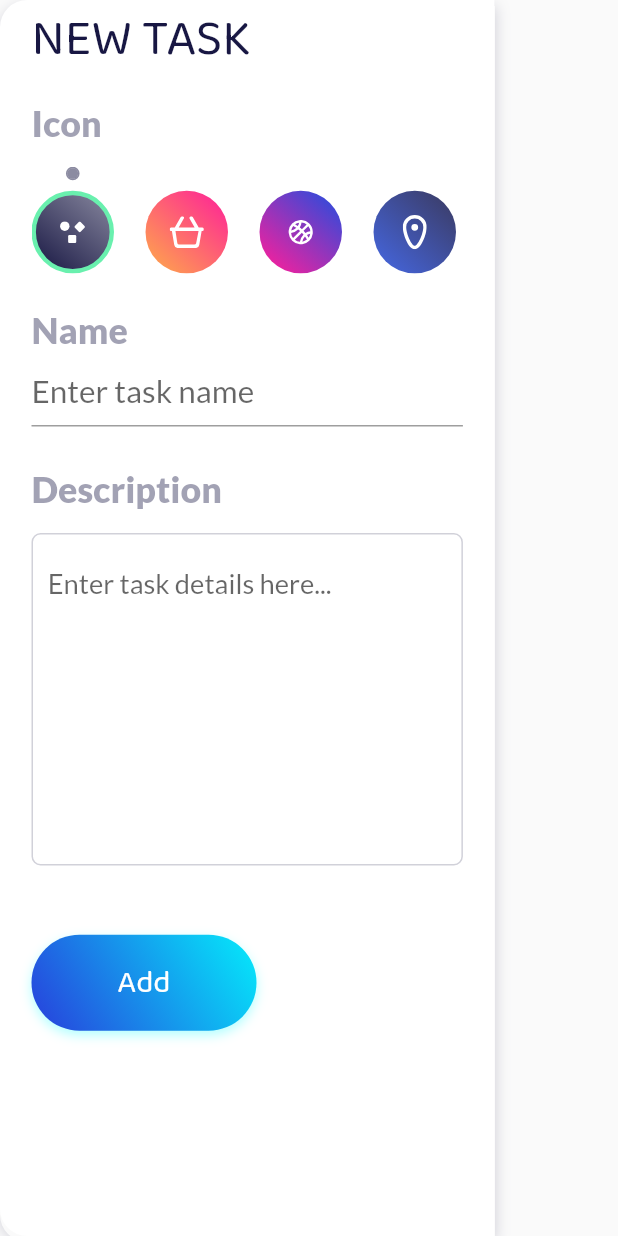
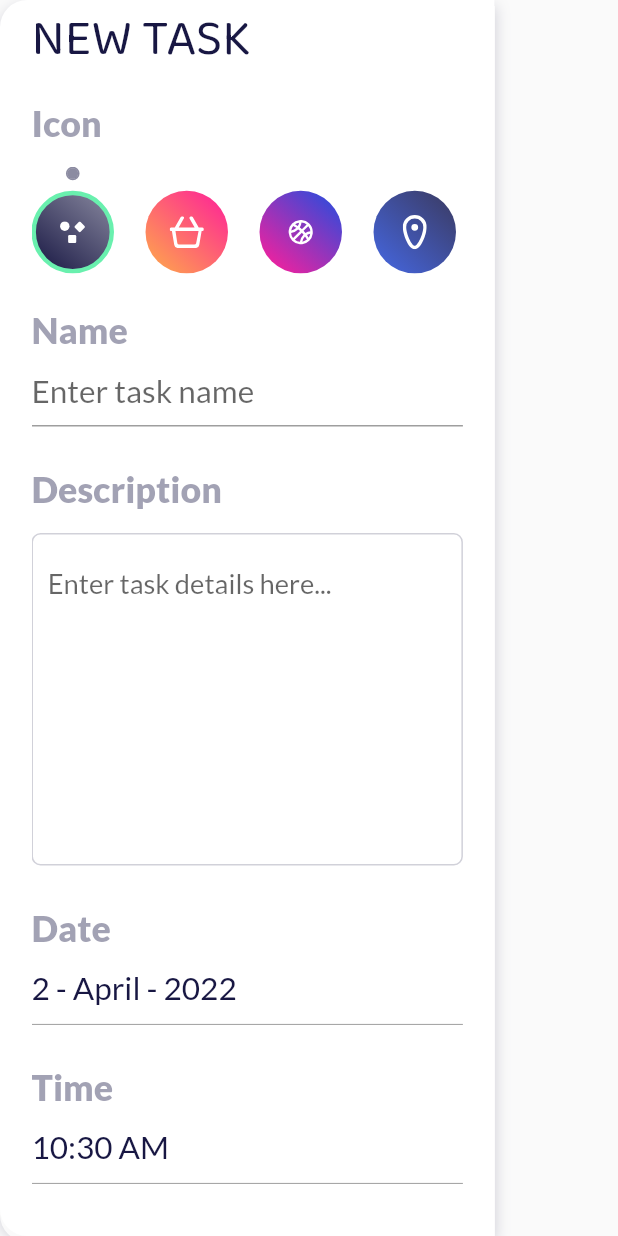
Before and after one commit to SixtusMiracle/my_day, a Flutter app: the MiNewTaskSidebar widget shown alone on an empty page, opened directly, on a phone screen of 412 x 824 dp. Run offline on Flutter 3.47's test engine with Material 2 defaults, Android fonts, the light colour scheme and no system bars; our stand-ins replace flutter_svg.

Commit message:
completed new task form
reusability of a primary button

```diff
--- a/lib/screens/home/components/new_task/mi_new_task_sidebar.dart
+++ b/lib/screens/home/components/new_task/mi_new_task_sidebar.dart
@@ -1,11 +1,10 @@
 import 'package:flutter/material.dart';
+import 'package:intl/intl.dart';
 import 'package:my_day/screens/home/components/new_task/components/mi_form_label.dart';
 import 'package:my_day/screens/home/components/new_task/components/mi_form_text_area.dart';
 import 'package:my_day/shared/constants.dart';
 import 'package:my_day/shared/util/mi_button_primary.dart';
 
-import '../../../../shared/util/circular_gradient_icon.dart';
-import '../../../../shared/util/color_dot.dart';
 import 'components/icons_row.dart';
 
 class MiNewTaskSidebar extends StatefulWidget {
@@ -18,7 +17,7 @@ class MiNewTaskSidebar extends StatefulWidget {
 }
 
 class _MiNewTaskSidebarState extends State<MiNewTaskSidebar> {
-  final _newTaskFormKey = GlobalKey<FormState>();
+  // for icons input field
   List<String> icons = [
     "general",
     "cart",
@@ -29,11 +28,60 @@ class _MiNewTaskSidebarState extends State<MiNewTaskSidebar> {
   ];
   int selectedIndex = 0;
 
-  // form values
-  String _icon = "";
+  // controllers
+  TextEditingController _dateController = TextEditingController();
+  TextEditingController _timeController = TextEditingController();
+
+  // form state values
+  final _newTaskFormKey = GlobalKey<FormState>();
+  String _icon = "general";
   String _title = "";
   String _description = "";
-  DateTime _schedule = DateTime.now();
+  DateTime _selectedDate = DateTime.now();
+  TimeOfDay _selectedTime =
+      TimeOfDay(hour: DateTime.now().hour, minute: DateTime.now().minute);
+
+  // select date function
+  Future<void> _selectDate(BuildContext context) async {
+    final DateTime? picked = await showDatePicker(
+      context: context,
+      initialDate: _selectedDate,
+      firstDate: DateTime(2022, 1, 1),
+      lastDate: DateTime(2022, 12, 31),
+      initialEntryMode: DatePickerEntryMode.calendarOnly,
+    );
+    if (picked != null) {
+      setState(() {
+        _selectedDate = picked;
+        _dateController.text = DateFormat('d - MMMM - y').format(_selectedDate);
+      });
+    }
+  }
+
+  // select time function
+  Future<void> _selectTime(BuildContext context) async {
+    final TimeOfDay? picked = await showTimePicker(
+      context: context,
+      initialTime: _selectedTime,
+    );
+    if (picked != null) {
+      setState(() {
+        _selectedTime = picked;
+        _timeController.text = DateFormat('h:mm a')
+            .format(
+                DateTime(2022, 1, 1, _selectedTime.hour, _selectedTime.minute))
+            .toString();
+      });
+    }
+  }
+
+  @override
+  void initState() {
+    _dateController.text = DateFormat('d - MMMM - y').format(DateTime.now());
+    _timeController.text = DateFormat('h:mm a').format(DateTime.now());
+
+    super.initState();
+  }
 
   @override
   Widget build(BuildContext context) {
@@ -131,13 +179,49 @@ class _MiNewTaskSidebarState extends State<MiNewTaskSidebar> {
                       MiFormTextArea(
                         changed: (val) => setState(() => _description = val),
                       ),
-                      SizedBox(height: miDefaultSize * 3.3),
+                      SizedBox(height: miDefaultSize * 2),
+                      MiFormLabel(text: "Date"),
+                      GestureDetector(
+                        onTap: () => _selectDate(context),
+                        child: TextFormField(
+                          style: TextStyle(
+                            fontSize: miDefaultSize * 1.5,
+                            color: miTextColor,
+                          ),
+                          enabled: false,
+                          keyboardType: TextInputType.text,
+                          controller: _dateController,
+                        ),
+                      ),
+                      SizedBox(height: miDefaultSize * 2),
+                      MiFormLabel(text: "Time"),
+                      GestureDetector(
+                        onTap: () => _selectTime(context),
+                        child: TextFormField(
+                          style: TextStyle(
+                            fontSize: miDefaultSize * 1.5,
+                            color: miTextColor,
+                          ),
+                          enabled: false,
+                          keyboardType: TextInputType.text,
+                          controller: _timeController,
+                        ),
+                      ),
+                      SizedBox(height: miDefaultSize * 3),
                       MiButtonPrimary(
                         verticalSymmetricPadding: miDefaultSize * 0.5,
                         text: "Add",
                         press: () async {
                           // validate new task form
                           if (_newTaskFormKey.currentState!.validate()) {
+                            // merging selected date and time to form schedule
+                            final DateTime _schedule = DateTime(
+                              _selectedDate.year,
+                              _selectedDate.month,
+                              _selectedDate.day,
+                              _selectedTime.hour,
+                              _selectedTime.minute,
+                            );
                             // TODO: submit form
                           }
                         },
--- a/lib/shared/util/mi_button_primary.dart
+++ b/lib/shared/util/mi_button_primary.dart
@@ -16,7 +16,9 @@ class MiButtonPrimary extends StatelessWidget {
 
   @override
   Widget build(BuildContext context) {
-    return Container(
+    return Padding(
+      padding: const EdgeInsets.symmetric(vertical: miDefaultSize * 0.5),
+      child: Container(
         width: 150,
         padding: EdgeInsets.symmetric(
           horizontal: miDefaultSize * 1.5,
@@ -49,6 +51,7 @@ class MiButtonPrimary extends StatelessWidget {
           ),
           onPressed: press,
         ),
+      ),
     );
   }
 }
```
Lines whose indentation alone changed are shown as unchanged.
